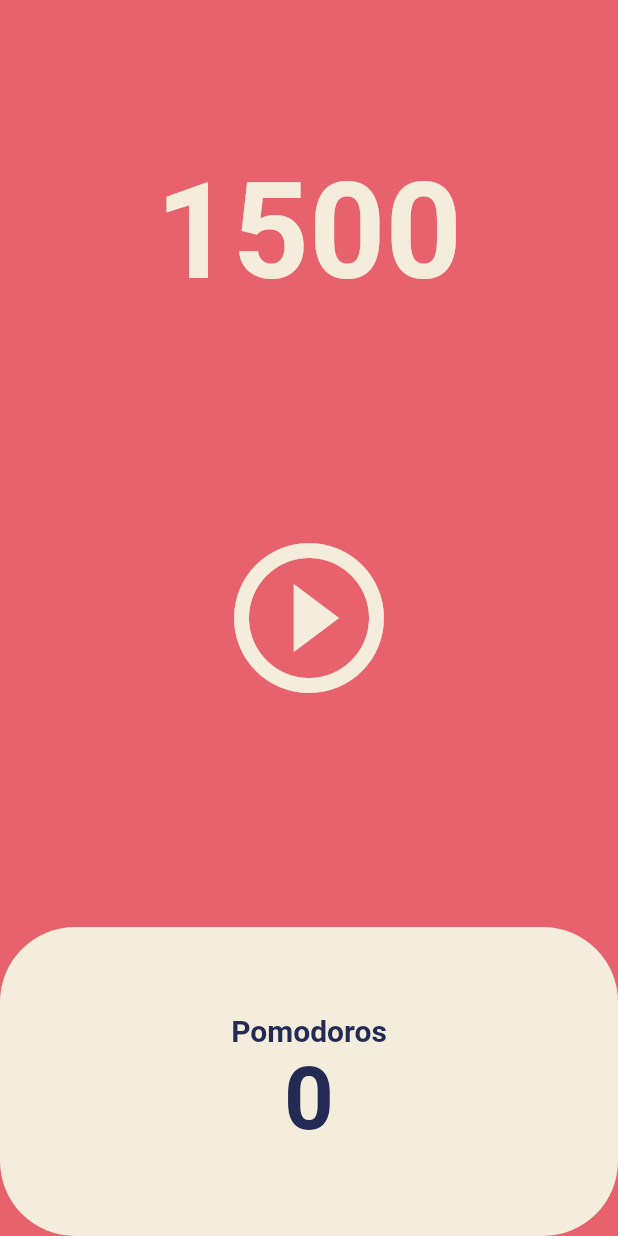
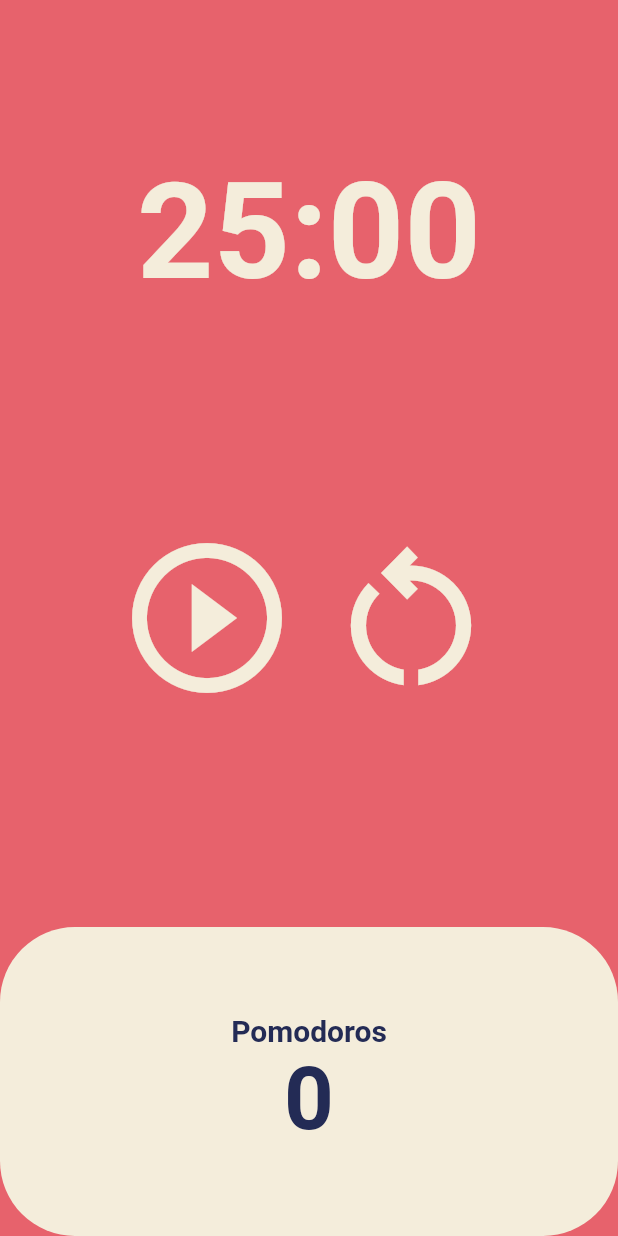
Before and after one commit to hyeok96/poromodo_app, a Flutter app: the screen it shows after launch, on a phone screen of 412 x 824 dp. Run offline on Flutter 3.47's test engine with Material 2 defaults, Android fonts, the phone set to English and light mode, and no system bars.

Commit message:
create restart

```diff
--- a/lib/screens/home_screen.dart
+++ b/lib/screens/home_screen.dart
@@ -10,17 +10,52 @@ class HOmeScreen extends StatefulWidget {
 }
 
 class _HOmeScreenState extends State<HOmeScreen> {
-  int totalSeconds = 1500;
+  static const twentyFiveMinutes = 1500;
+  int totalSeconds = twentyFiveMinutes;
+  bool isRunning = false;
+  int totalPomodoros = 0;
   late Timer timer;
 
   void onTick(Timer timer) {
-    setState(() {
-      totalSeconds = totalSeconds - 1;
-    });
+    if (totalSeconds == 0) {
+      setState(() {
+        totalPomodoros = totalPomodoros + 1;
+        isRunning = false;
+        totalSeconds = twentyFiveMinutes;
+      });
+      timer.cancel();
+    } else {
+      setState(() {
+        totalSeconds = totalSeconds - 1;
+      });
+    }
   }
 
   void onStartPressed() {
     timer = Timer.periodic(const Duration(seconds: 1), onTick);
+    setState(() {
+      isRunning = true;
+    });
+  }
+
+  void onPausePressed() {
+    timer.cancel();
+    setState(() {
+      isRunning = false;
+    });
+  }
+
+  void onRestartPressed() {
+    timer.cancel();
+    setState(() {
+      isRunning = false;
+      totalSeconds = twentyFiveMinutes;
+    });
+  }
+
+  String format(int seconds) {
+    var duration = Duration(seconds: seconds);
+    return duration.toString().split(".").first.substring(2, 7);
   }
 
   @override
@@ -34,7 +69,8 @@ class _HOmeScreenState extends State<HOmeScreen> {
             child: Container(
               alignment: Alignment.bottomCenter,
               child: Text(
-                '$totalSeconds',
+                // '$totalSeconds',
+                format(totalSeconds),
                 style: TextStyle(
                   color: Theme.of(context).cardColor,
                   fontSize: 89,
@@ -46,11 +82,24 @@ class _HOmeScreenState extends State<HOmeScreen> {
           Flexible(
             flex: 2,
             child: Center(
-              child: IconButton(
-                color: Theme.of(context).cardColor,
-                iconSize: 120,
-                onPressed: onStartPressed,
-                icon: const Icon(Icons.play_circle_outline),
+              child: Row(
+                mainAxisAlignment: MainAxisAlignment.center,
+                children: [
+                  IconButton(
+                    color: Theme.of(context).cardColor,
+                    iconSize: 120,
+                    onPressed: isRunning ? onPausePressed : onStartPressed,
+                    icon: Icon(isRunning
+                        ? Icons.pause_circle_outline
+                        : Icons.play_circle_outline),
+                  ),
+                  IconButton(
+                    color: Theme.of(context).cardColor,
+                    iconSize: 120,
+                    onPressed: onRestartPressed,
+                    icon: const Icon(Icons.restart_alt_outlined),
+                  ),
+                ],
               ),
             ),
           ),
@@ -74,7 +123,7 @@ class _HOmeScreenState extends State<HOmeScreen> {
                             color: Theme.of(context).textTheme.headline1!.color,
                           ),
                         ),
-                        Text("0",
+                        Text("$totalPomodoros",
                             style: TextStyle(
                               fontWeight: FontWeight.w600,
                               fontSize: 58,
```
